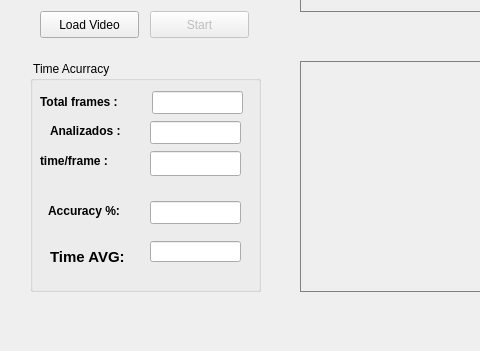
Before: the Qt Designer form Calibracion_Code/RCirculos/mainwindow.ui in roxanasoto/P1_CalibracionCamara, drawn with Qt 5; both pictures show x 0 to 480 and y 336 to 687 of the 1510 by 687 pixel window.
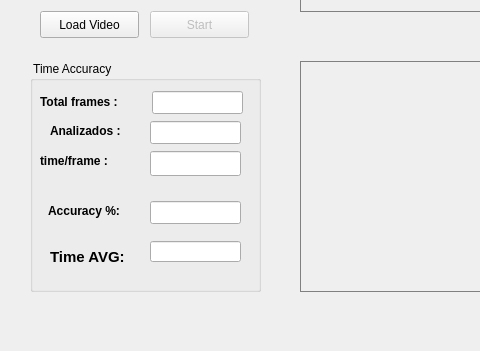
After: the same form once the commit is applied.

Diff of the .ui file:
```diff
--- a/Calibracion_Code/RCirculos/mainwindow.ui
+++ b/Calibracion_Code/RCirculos/mainwindow.ui
@@ -476,7 +476,7 @@
      </rect>
     </property>
     <property name="title">
-     <string> Time Acurracy</string>
+     <string> Time Accuracy</string>
     </property>
     <widget class="QLineEdit" name="leTFrames">
      <property name="geometry">
```
Left out of the diff: 2 changed lines with no effect on the pictures.
